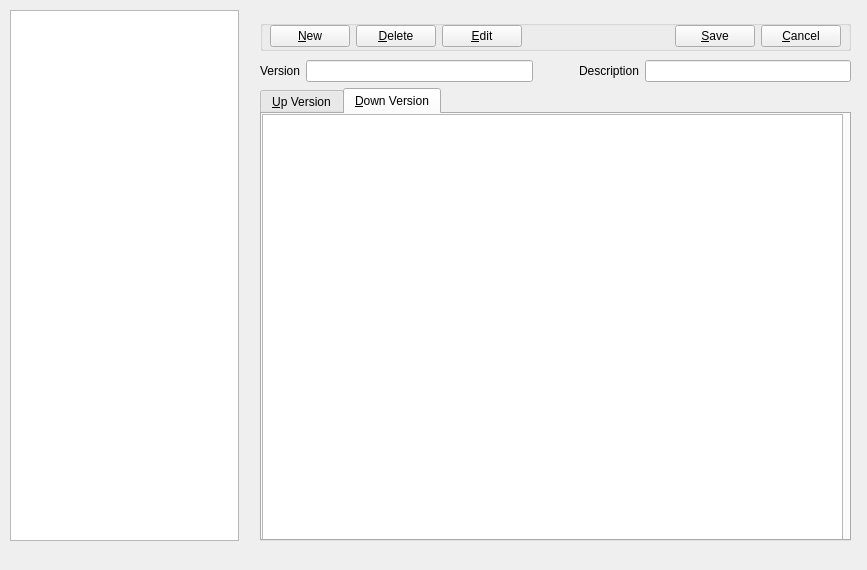
The window that LaycanEditor/View/laycaneditorview.ui (AndersonSKM/FvDatabase) describes before a commit, drawn with Qt 5.
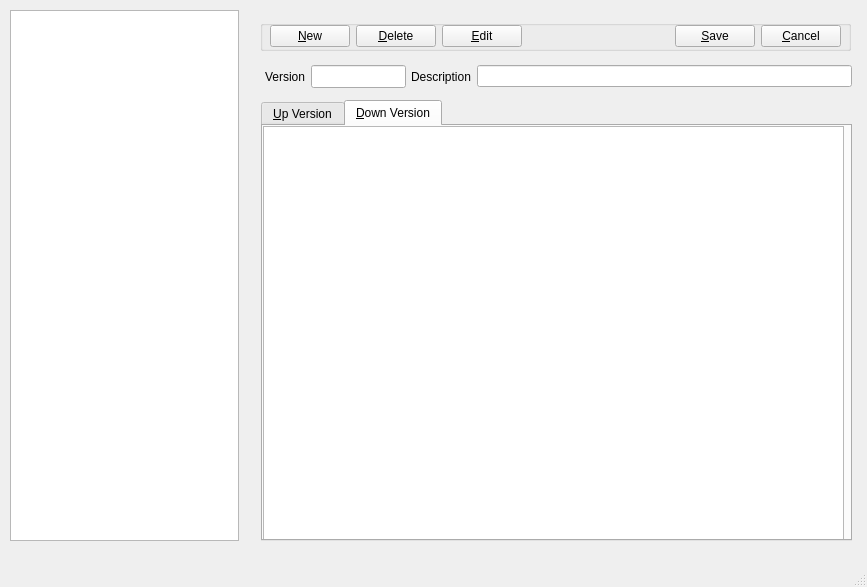
The same window after the commit. Icons and pictures are not drawn.

Patch:
```diff
--- a/LaycanEditor/View/laycaneditorview.ui
+++ b/LaycanEditor/View/laycaneditorview.ui
@@ -10,134 +10,13 @@
     <x>0</x>
     <y>0</y>
     <width>867</width>
-    <height>570</height>
+    <height>587</height>
    </rect>
   </property>
   <property name="windowTitle">
    <string>Laycan Editor</string>
   </property>
   <widget class="QWidget" name="centralwidget">
-   <widget class="QWidget" name="layoutWidget">
-    <property name="geometry">
-     <rect>
-      <x>260</x>
-      <y>60</y>
-      <width>591</width>
-      <height>481</height>
-     </rect>
-    </property>
-    <layout class="QVBoxLayout" name="layOutEdits">
-     <item>
-      <layout class="QHBoxLayout" name="horizontalLayout_4">
-       <item>
-        <layout class="QHBoxLayout" name="horizontalLayout_2">
-         <item>
-          <widget class="QLabel" name="lbVersion">
-           <property name="text">
-            <string>Version</string>
-           </property>
-          </widget>
-         </item>
-         <item>
-          <widget class="QLineEdit" name="edVersion">
-           <property name="maximumSize">
-            <size>
-             <width>16777199</width>
-             <height>16777204</height>
-            </size>
-           </property>
-          </widget>
-         </item>
-        </layout>
-       </item>
-       <item>
-        <spacer name="horizontalSpacer_4">
-         <property name="orientation">
-          <enum>Qt::Horizontal</enum>
-         </property>
-         <property name="sizeType">
-          <enum>QSizePolicy::Fixed</enum>
-         </property>
-         <property name="sizeHint" stdset="0">
-          <size>
-           <width>40</width>
-           <height>20</height>
-          </size>
-         </property>
-        </spacer>
-       </item>
-       <item>
-        <layout class="QHBoxLayout" name="horizontalLayout_3">
-         <item>
-          <widget class="QLabel" name="lbDescription">
-           <property name="text">
-            <string>Description</string>
-           </property>
-          </widget>
-         </item>
-         <item>
-          <widget class="QLineEdit" name="edDescription"/>
-         </item>
-        </layout>
-       </item>
-      </layout>
-     </item>
-     <item>
-      <widget class="QTabWidget" name="tabScripts">
-       <property name="currentIndex">
-        <number>1</number>
-       </property>
-       <widget class="QWidget" name="tabUpVersion">
-        <attribute name="icon">
-         <iconset resource="../../resources/Resources.qrc">
-          <normaloff>:/icons/up.png</normaloff>:/icons/up.png</iconset>
-        </attribute>
-        <attribute name="title">
-         <string>&amp;Up Version</string>
-        </attribute>
-        <widget class="QTextBrowser" name="tbUpVersion">
-         <property name="geometry">
-          <rect>
-           <x>0</x>
-           <y>0</y>
-           <width>581</width>
-           <height>471</height>
-          </rect>
-         </property>
-         <property name="readOnly">
-          <bool>false</bool>
-         </property>
-        </widget>
-       </widget>
-       <widget class="QWidget" name="tabDownVersion">
-        <attribute name="icon">
-         <iconset resource="../../resources/Resources.qrc">
-          <normaloff>:/icons/down.png</normaloff>:/icons/down.png</iconset>
-        </attribute>
-        <attribute name="title">
-         <string>&amp;Down Version</string>
-        </attribute>
-        <widget class="QTextBrowser" name="tbDownVersion">
-         <property name="geometry">
-          <rect>
-           <x>0</x>
-           <y>0</y>
-           <width>581</width>
-           <height>471</height>
-          </rect>
-         </property>
-         <property name="documentTitle">
-          <string/>
-         </property>
-         <property name="readOnly">
-          <bool>false</bool>
-         </property>
-        </widget>
-       </widget>
-      </widget>
-     </item>
-    </layout>
-   </widget>
    <widget class="QWidget" name="layoutWidget_2">
     <property name="geometry">
      <rect>
@@ -196,7 +75,7 @@
     <property name="flat">
      <bool>false</bool>
     </property>
-    <widget class="QWidget" name="">
+    <widget class="QWidget" name="layoutWidget">
      <property name="geometry">
       <rect>
        <x>10</x>
@@ -286,6 +165,123 @@
      </layout>
     </widget>
    </widget>
+   <widget class="QTabWidget" name="tabScripts">
+    <property name="geometry">
+     <rect>
+      <x>261</x>
+      <y>100</y>
+      <width>591</width>
+      <height>441</height>
+     </rect>
+    </property>
+    <property name="currentIndex">
+     <number>1</number>
+    </property>
+    <widget class="QWidget" name="tabUpVersion">
+     <attribute name="icon">
+      <iconset resource="../../resources/Resources.qrc">
+       <normaloff>:/icons/up.png</normaloff>:/icons/up.png</iconset>
+     </attribute>
+     <attribute name="title">
+      <string>&amp;Up Version</string>
+     </attribute>
+     <widget class="QTextBrowser" name="tbUpVersion">
+      <property name="geometry">
+       <rect>
+        <x>0</x>
+        <y>0</y>
+        <width>581</width>
+        <height>471</height>
+       </rect>
+      </property>
+      <property name="readOnly">
+       <bool>false</bool>
+      </property>
+      <property name="tabStopWidth">
+       <number>30</number>
+      </property>
+     </widget>
+    </widget>
+    <widget class="QWidget" name="tabDownVersion">
+     <attribute name="icon">
+      <iconset resource="../../resources/Resources.qrc">
+       <normaloff>:/icons/down.png</normaloff>:/icons/down.png</iconset>
+     </attribute>
+     <attribute name="title">
+      <string>&amp;Down Version</string>
+     </attribute>
+     <widget class="QTextBrowser" name="tbDownVersion">
+      <property name="geometry">
+       <rect>
+        <x>0</x>
+        <y>0</y>
+        <width>581</width>
+        <height>471</height>
+       </rect>
+      </property>
+      <property name="documentTitle">
+       <string/>
+      </property>
+      <property name="readOnly">
+       <bool>false</bool>
+      </property>
+      <property name="tabStopWidth">
+       <number>30</number>
+      </property>
+     </widget>
+    </widget>
+   </widget>
+   <widget class="QWidget" name="layoutWidget">
+    <property name="geometry">
+     <rect>
+      <x>265</x>
+      <y>65</y>
+      <width>141</width>
+      <height>23</height>
+     </rect>
+    </property>
+    <layout class="QHBoxLayout" name="horizontalLayout">
+     <item>
+      <widget class="QLabel" name="lbVersion">
+       <property name="text">
+        <string>Version</string>
+       </property>
+      </widget>
+     </item>
+     <item>
+      <widget class="QLineEdit" name="edVersion">
+       <property name="maximumSize">
+        <size>
+         <width>12777185</width>
+         <height>16777204</height>
+        </size>
+       </property>
+      </widget>
+     </item>
+    </layout>
+   </widget>
+   <widget class="QWidget" name="layoutWidget">
+    <property name="geometry">
+     <rect>
+      <x>411</x>
+      <y>65</y>
+      <width>441</width>
+      <height>23</height>
+     </rect>
+    </property>
+    <layout class="QHBoxLayout" name="horizontalLayout_2">
+     <item>
+      <widget class="QLabel" name="lbDescription">
+       <property name="text">
+        <string>Description</string>
+       </property>
+      </widget>
+     </item>
+     <item>
+      <widget class="QLineEdit" name="edDescription"/>
+     </item>
+    </layout>
+   </widget>
   </widget>
   <widget class="QMenuBar" name="menubar">
    <property name="geometry">
@@ -297,6 +293,7 @@
     </rect>
    </property>
   </widget>
+  <widget class="QStatusBar" name="statusBar"/>
  </widget>
  <resources>
   <include location="../../resources/Resources.qrc"/>
```
Left out of the diff: 2 changed lines with no effect on the pictures.
